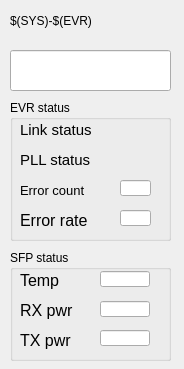
Qt form evrMrmApp/opi/EVR/G_EVR-health.ui (paulscherrerinstitute/mrfioc2) before a commit.
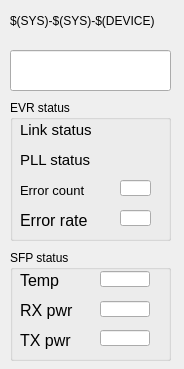
The same form after that commit. Custom widgets are drawn as their Qt base class.

Commit message: Replaced EVR and EVG macro with DEVICE macro: - databases updates - comments updated (in scripts, substitution files, ...) - GUI now accepts macro SYS and DEVICE (separated from previous EVG/EVR macro)

Diff of the .ui file:
```diff
--- a/evrMrmApp/opi/EVR/G_EVR-health.ui
+++ b/evrMrmApp/opi/EVR/G_EVR-health.ui
@@ -392,7 +392,7 @@
     </rect>
    </property>
    <property name="text">
-    <string>$(SYS)-$(EVR)</string>
+    <string>$(SYS)-$(SYS)-$(DEVICE)</string>
    </property>
   </widget>
  </widget>
```
Left out of the diff: 16 changed lines with no effect on the pictures. The commit also changes 126 other files.
